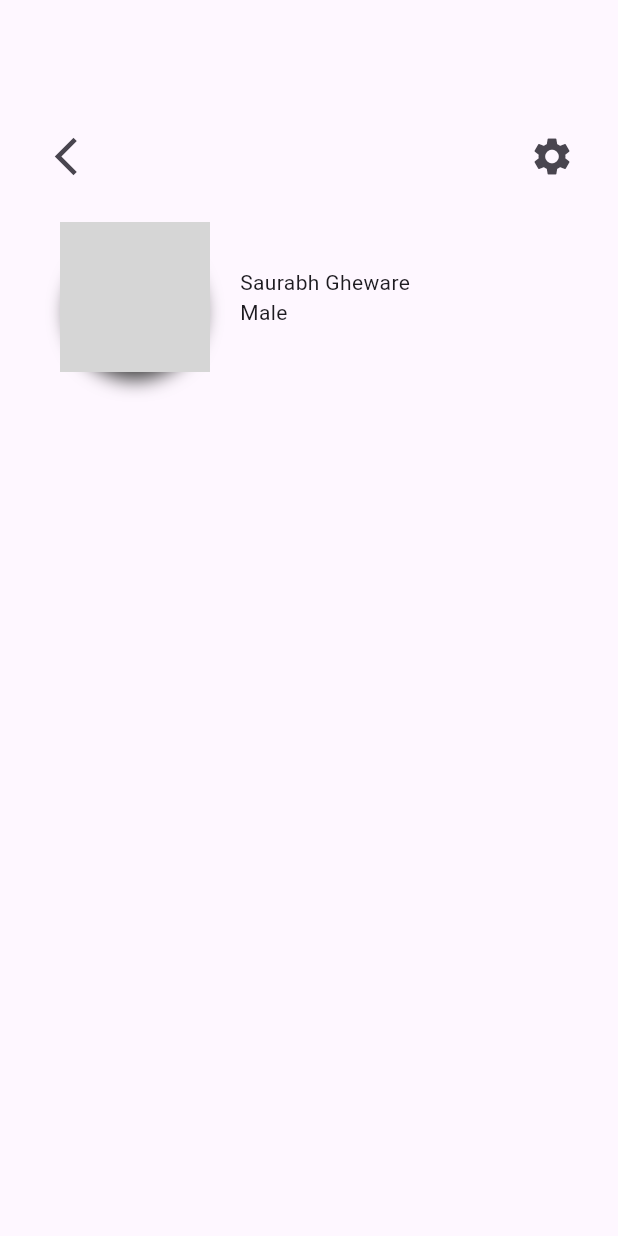
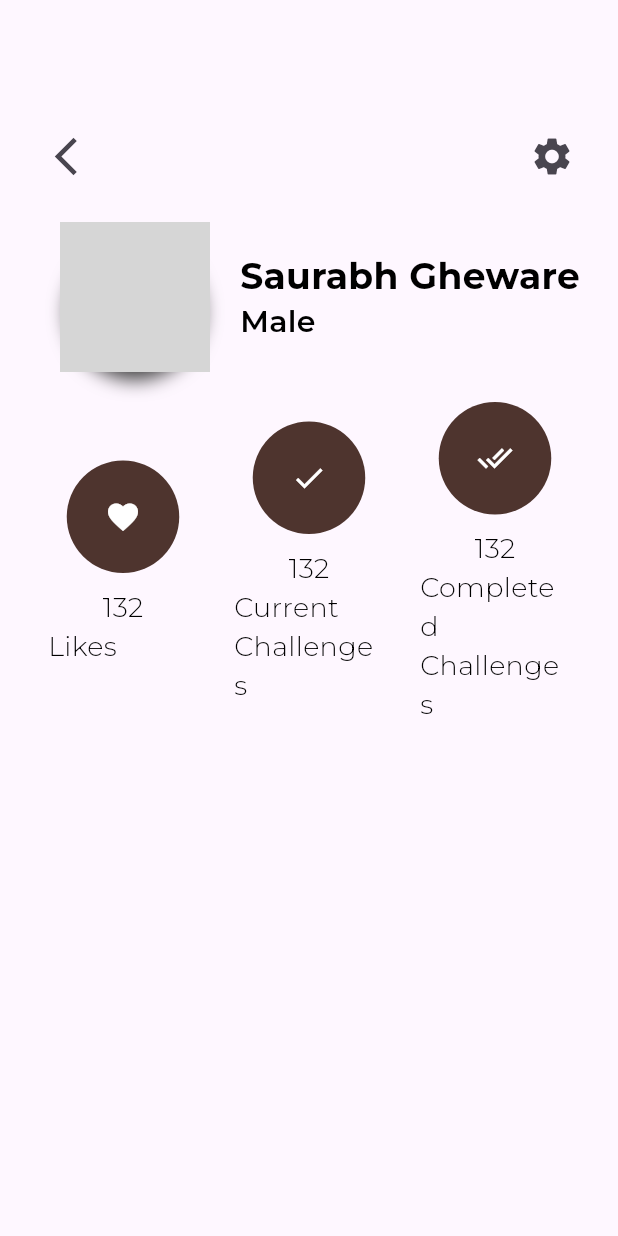
Before and after one commit to AbhinavThool/challenge_application_c2w, a Flutter app: the screen it shows after launch, on a phone screen of 412 x 824 dp. Run offline on Flutter 3.47's test engine with Material 3 defaults, Android fonts, the phone set to English and light mode, and no system bars; our stand-ins replace google_fonts; network calls fail; grey boxes are pictures that could not be loaded.

Commit message:
Profile Page completed

```diff
--- a/lib/Screens/profile_page.dart
+++ b/lib/Screens/profile_page.dart
@@ -1,4 +1,5 @@
 import 'package:flutter/material.dart';
+import 'package:google_fonts/google_fonts.dart';
 
 class ProfilePage extends StatefulWidget {
   const ProfilePage({super.key});
@@ -45,7 +46,7 @@ class _ProfilePageState extends State<ProfilePage> {
               const SizedBox(height: 20),
               Row(
                 children: [
-                  SizedBox(width: 20),
+                  const SizedBox(width: 20),
                   Container(
                     height: 100,
                     width: 100,
@@ -69,11 +70,139 @@ class _ProfilePageState extends State<ProfilePage> {
                     ),
                   ),
                   const SizedBox(width: 20),
-                  const Column(
+                  Column(
                     crossAxisAlignment: CrossAxisAlignment.start,
                     children: [
-                      Text('Saurabh Gheware'),
-                      Text('Male'),
+                      Text(
+                        'Saurabh Gheware',
+                        style: GoogleFonts.montserrat(
+                          color: Colors.black,
+                          fontSize: 24,
+                          fontWeight: FontWeight.bold,
+                        ),
+                      ),
+                      Text(
+                        'Male',
+                        style: GoogleFonts.montserrat(
+                          color: Colors.black,
+                          fontSize: 20,
+                          fontWeight: FontWeight.w600,
+                        ),
+                      ),
+                    ],
+                  ),
+                ],
+              ),
+              const SizedBox(height: 20),
+              Row(
+                mainAxisAlignment: MainAxisAlignment.spaceAround,
+                children: [
+                  Column(
+                    children: [
+                      Container(
+                        height: 75,
+                        width: 75,
+                        decoration: BoxDecoration(
+                          color: Colors.brown[800],
+                          borderRadius: BorderRadius.circular(50),
+                        ),
+                        child: const Icon(
+                          Icons.favorite,
+                          color: Colors.white,
+                        ),
+                      ),
+                      const SizedBox(height: 10),
+                      Text(
+                        '132',
+                        style: GoogleFonts.montserrat(
+                          color: Colors.black,
+                          fontSize: 18,
+                          fontWeight: FontWeight.w300,
+                        ),
+                      ),
+                      SizedBox(
+                        width: 100,
+                        child: Text(
+                          'Likes',
+                          style: GoogleFonts.montserrat(
+                            color: Colors.black,
+                            fontSize: 18,
+                            fontWeight: FontWeight.w300,
+                          ),
+                        ),
+                      ),
+                    ],
+                  ),
+                  Column(
+                    children: [
+                      Container(
+                        height: 75,
+                        width: 75,
+                        decoration: BoxDecoration(
+                          color: Colors.brown[800],
+                          borderRadius: BorderRadius.circular(50),
+                        ),
+                        child: const Icon(
+                          Icons.done,
+                          color: Colors.white,
+                        ),
+                      ),
+                      const SizedBox(height: 10),
+                      Text(
+                        '132',
+                        style: GoogleFonts.montserrat(
+                          color: Colors.black,
+                          fontSize: 18,
+                          fontWeight: FontWeight.w300,
+                        ),
+                      ),
+                      SizedBox(
+                        width: 100,
+                        child: Text(
+                          'Current Challenges',
+                          style: GoogleFonts.montserrat(
+                            color: Colors.black,
+                            fontSize: 18,
+                            fontWeight: FontWeight.w300,
+                          ),
+                        ),
+                      ),
+                    ],
+                  ),
+                  Column(
+                    children: [
+                      Container(
+                        height: 75,
+                        width: 75,
+                        decoration: BoxDecoration(
+                          color: Colors.brown[800],
+                          borderRadius: BorderRadius.circular(50),
+                        ),
+                        child: const Icon(
+                          Icons.done_all,
+                          color: Colors.white,
+                        ),
+                      ),
+                      const SizedBox(height: 10),
+                      Text(
+                        '132',
+                        style: GoogleFonts.montserrat(
+                          color: Colors.black,
+                          fontSize: 18,
+                          fontWeight: FontWeight.w300,
+                        ),
+                      ),
+                      SizedBox(
+                        width: 100,
+                        child: Text(
+                          'Completed Challenges',
+                          style: GoogleFonts.montserrat(
+                            color: Colors.black,
+                            fontSize: 18,
+                            fontWeight: FontWeight.w300,
+                          ),
+                        ),
+                      ),
                     ],
                   ),
                 ],
--- a/pubspec.yaml
+++ b/pubspec.yaml
@@ -35,6 +35,7 @@ dependencies:
   # The following adds the Cupertino Icons font to your application.
   # Use with the CupertinoIcons class for iOS style icons.
   cupertino_icons: ^1.0.2
+  google_fonts: ^6.2.0
 
 dev_dependencies:
   flutter_test:
```
Also changed, not shown: pubspec.lock, 1 other file.
